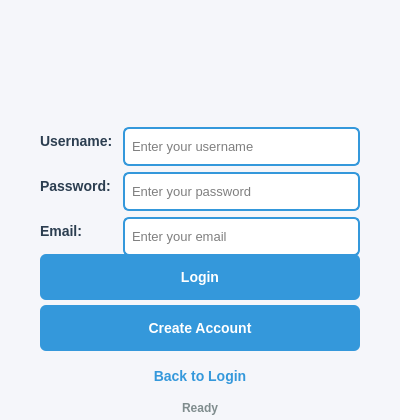
The window that src/ui/LoginWindow.ui (piotrek-pl/JupiterClient-SAN) describes before a commit, drawn with Qt 5.
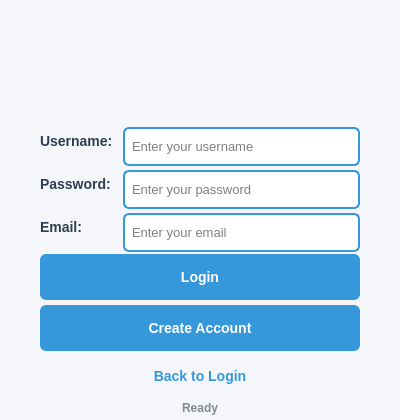
The same window after the commit. Icons and pictures are not drawn.

What changed in the file:
```diff
--- a/src/ui/LoginWindow.ui
+++ b/src/ui/LoginWindow.ui
@@ -267,7 +267,7 @@
      <property name="sizeHint" stdset="0">
       <size>
        <width>20</width>
-       <height>0</height>
+       <height>5</height>
       </size>
      </property>
     </spacer>
```
